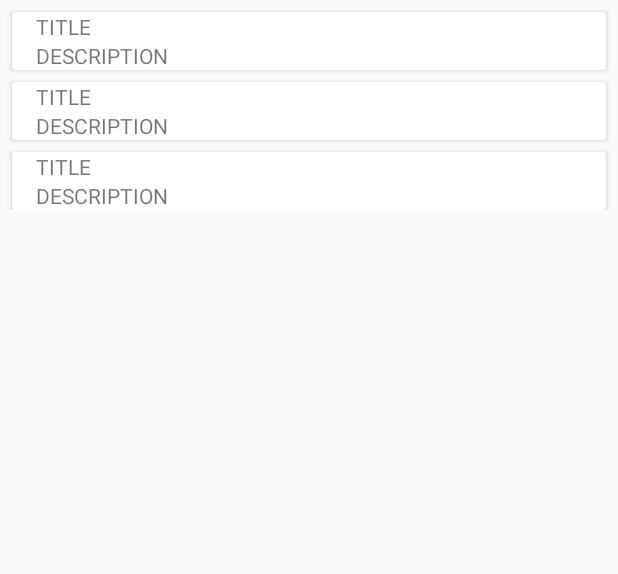
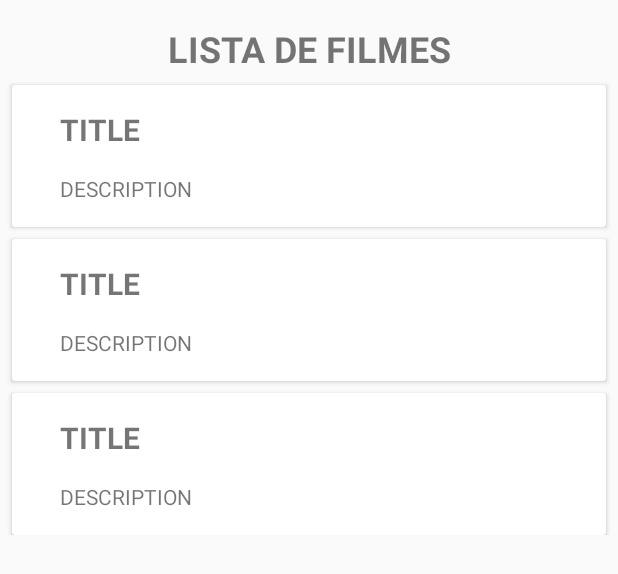
Before and after one commit to erikaAkab/movieTest, an Android app: the layout activity_main.xml on its own in the app's theme, with its tools: preview values and no code run, on a phone screen of 412 x 824 dp. Shown: the top 574 px of the screen. Run offline under Robolectric (Android 15) with nearby library versions, the phone set to English and light mode, and no system bars; network calls fail.

Commit message:
Fix contract changes and update layout

```diff
--- a/app/src/main/java/com/testepan/moviedb/MainActivity.kt
+++ b/app/src/main/java/com/testepan/moviedb/MainActivity.kt
@@ -3,6 +3,7 @@ package com.testepan.moviedb
 import android.os.Bundle
 import androidx.appcompat.app.AppCompatActivity
 import androidx.recyclerview.widget.GridLayoutManager
+import androidx.recyclerview.widget.LinearLayoutManager
 import androidx.recyclerview.widget.RecyclerView
 import com.testepan.domain.business.Movie
 import kotlinx.android.synthetic.main.activity_main.*
@@ -19,8 +20,7 @@ class MainActivity : AppCompatActivity(), MainContract.View {
         setContentView(R.layout.activity_main)
         rvMovieList?.let {
             it.adapter = MovieAdapter()
-//            it.layoutManager = LinearLayoutManager(applicationContext, RecyclerView.VERTICAL, false)
-            it.layoutManager = GridLayoutManager(applicationContext, 2,RecyclerView.VERTICAL,false)
+            it.layoutManager = LinearLayoutManager(applicationContext, RecyclerView.VERTICAL, false)
         }
 
         presenter.getMovieList()
--- a/app/src/main/res/layout/activity_main.xml
+++ b/app/src/main/res/layout/activity_main.xml
@@ -6,13 +6,26 @@
         android:layout_width="match_parent" android:layout_height="match_parent"
         tools:context=".MainActivity">
 
+    <TextView
+            android:id="@+id/title"
+            android:layout_width="wrap_content"
+            android:layout_height="wrap_content"
+            app:layout_constraintTop_toTopOf="parent"
+            app:layout_constraintStart_toStartOf="parent"
+            app:layout_constraintEnd_toEndOf="parent"
+            android:text="@string/lista_de_filmes"
+            android:layout_margin="16dp"
+            android:textSize="24dp"
+            android:textStyle="bold"
+    />
+
     <androidx.recyclerview.widget.RecyclerView
             android:id="@+id/rvMovieList"
             android:layout_width="match_parent"
             android:layout_height="wrap_content"
             app:layout_constraintStart_toStartOf="parent"
             app:layout_constraintEnd_toEndOf="parent"
-            app:layout_constraintTop_toTopOf="parent"
+            app:layout_constraintTop_toBottomOf="@id/title"
             tools:listitem="@layout/movie_item"
     />
 
--- a/app/src/main/res/layout/movie_item.xml
+++ b/app/src/main/res/layout/movie_item.xml
@@ -3,7 +3,7 @@
         xmlns:android="http://schemas.android.com/apk/res/android"
         xmlns:app="http://schemas.android.com/apk/res-auto"
         android:layout_width="match_parent"
-        android:layout_height="wrap_content"
+        android:layout_height="wrap_content" xmlns:tools="http://schemas.android.com/tools"
         android:layout_marginTop="8dp"
         android:layout_marginStart="8dp"
         android:layout_marginEnd="8dp"
@@ -24,8 +24,12 @@
                 app:layout_constraintTop_toTopOf="parent"
                 app:layout_constraintStart_toStartOf="parent"
                 app:layout_constraintEnd_toEndOf="parent"
-                android:text="TITLE"
-        />
+                android:textSize="20sp"
+                android:textStyle="bold"
+                android:paddingTop="16dp"
+                android:paddingStart="16dp"
+                android:paddingEnd="16dp"
+                tools:text="TITLE"/>
 
         <TextView
                 android:id="@+id/movieDescription"
@@ -36,7 +40,8 @@
                 app:layout_constraintTop_toBottomOf="@+id/movieTitle"
                 app:layout_constraintStart_toStartOf="parent"
                 app:layout_constraintEnd_toEndOf="parent"
-                android:text="DESCRIPTION"
-        />
+                android:textSize="14sp"
+                android:padding="16dp"
+                tools:text="DESCRIPTION"/>
     </androidx.constraintlayout.widget.ConstraintLayout>
 </androidx.cardview.widget.CardView>
--- a/app/src/main/res/values/strings.xml
+++ b/app/src/main/res/values/strings.xml
@@ -2,4 +2,5 @@
     <string name="app_name">PanMovieDBTest</string>
     <string name="clique_aqui">Clique aqui!</string>
     <string name="movie_error">Tente novamente mais tarde</string>
+    <string name="lista_de_filmes">LISTA DE FILMES</string>
 </resources>
--- a/data/src/main/java/com/testepan/data/MovieResponse.kt
+++ b/data/src/main/java/com/testepan/data/MovieResponse.kt
@@ -5,6 +5,5 @@ import com.google.gson.annotations.SerializedName
 data class MovieResponse(
     @SerializedName("id") val id : Int,
     @SerializedName("title") val title : String,
-    @SerializedName("overview") val description : String,
-    @SerializedName("backdrop_path") val imagePath : String
+    @SerializedName("overview") val description : String
 )
--- a/data/src/main/java/com/testepan/data/mapper/MoviesMapper.kt
+++ b/data/src/main/java/com/testepan/data/mapper/MoviesMapper.kt
@@ -9,7 +9,6 @@ object MoviesMapper {
         response.map {
             Movie(
                 id = it.id,
-                imagePath = it.imagePath,
                 title = it.title,
                 description = it.description
             )
--- a/domain/src/main/java/com/testepan/domain/business/Movie.kt
+++ b/domain/src/main/java/com/testepan/domain/business/Movie.kt
@@ -3,6 +3,5 @@ package com.testepan.domain.business
 data class Movie (
     val id : Int,
     val title: String,
-    val description: String,
-    val imagePath: String
+    val description: String
 )
```
